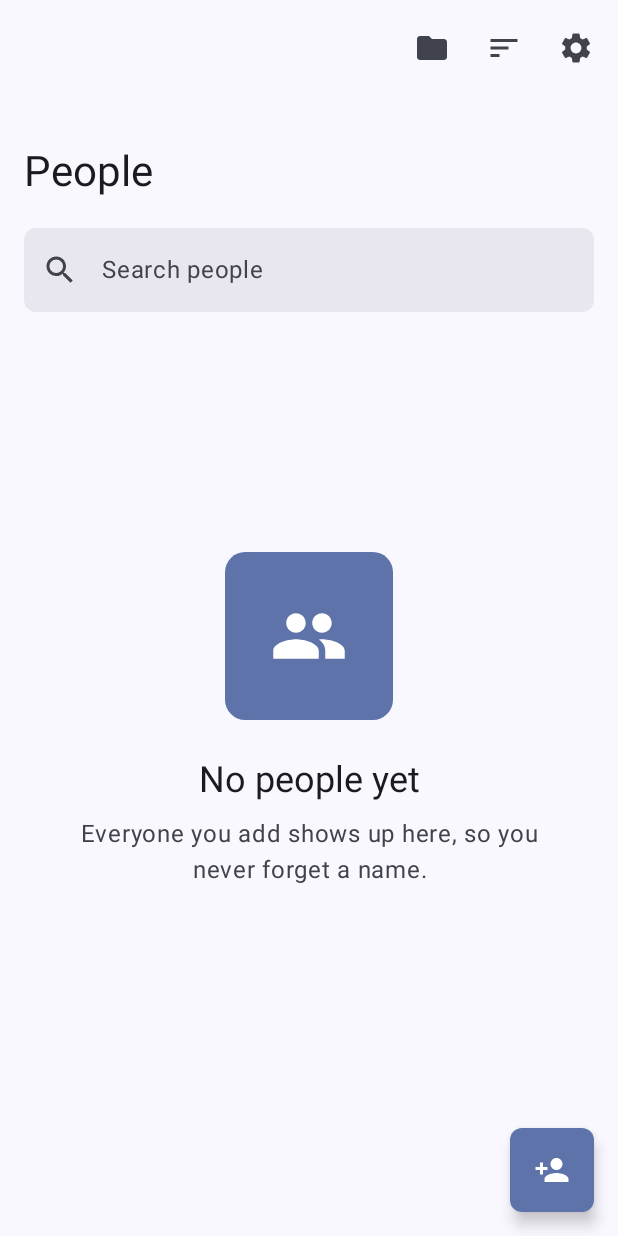
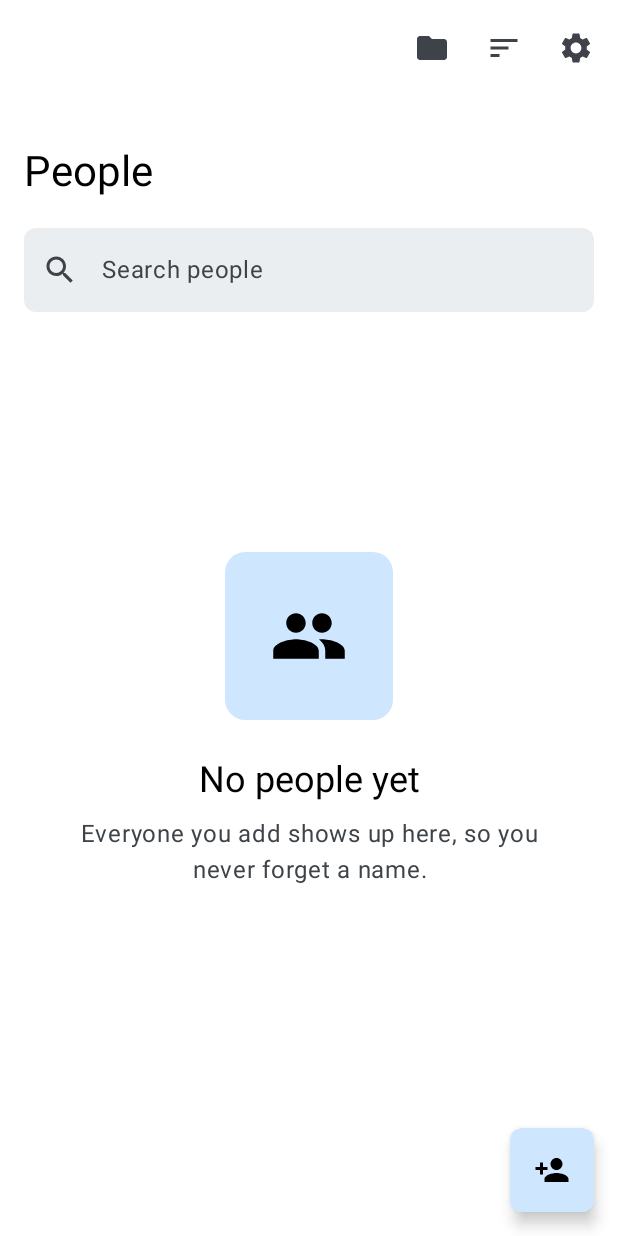
Before and after one commit to FaustDantes/MMr.NameList, an Android app built with Jetpack Compose: the screen it shows after launch (MainActivity), on a phone screen of 412 x 824 dp. Run offline under Robolectric (Android 15) with nearby library versions, the phone set to English and light mode, and no system bars; our stand-ins replace Room's generated code; libraries missing offline, so code that uses them is left out: sh.calvin.reorderable; 1 statement that could not run was skipped.

Commit message:
feat: white, black and light blue colors
- White background, black text, light blue buttons (ADR-023)
- No wallpaper colors; Light is the default theme
- Launcher icon in the same blues

Co-Authored-By: Claude Opus 5.5 <noreply@anthropic.com>
Claude-Session: https://claude.ai/code/session_01FA4UQDe1Mhuefyw72N56ZJ

```diff
--- a/app/src/main/java/com/michalmarcin/namelist/platform/SettingsStore.kt
+++ b/app/src/main/java/com/michalmarcin/namelist/platform/SettingsStore.kt
@@ -21,7 +21,8 @@ class SettingsStore(context: Context) {
     }
 
     private fun readTheme(): ThemeMode =
-        ThemeMode.entries.firstOrNull { it.name == prefs.getString(KEY_THEME, null) } ?: ThemeMode.SYSTEM
+        // Default is Light: the owner wants a white background (ADR-023), even when the phone is in dark mode.
+        ThemeMode.entries.firstOrNull { it.name == prefs.getString(KEY_THEME, null) } ?: ThemeMode.LIGHT
 
     private companion object {
         const val KEY_THEME = "theme"
--- a/app/src/main/java/com/michalmarcin/namelist/ui/settings/SettingsViewModel.kt
+++ b/app/src/main/java/com/michalmarcin/namelist/ui/settings/SettingsViewModel.kt
@@ -23,7 +23,7 @@ sealed interface BackupMessage {
 }
 
 data class SettingsUiState(
-    val theme: ThemeMode = ThemeMode.SYSTEM,
+    val theme: ThemeMode = ThemeMode.LIGHT,
     val isBusy: Boolean = false,
     val message: BackupMessage? = null,
 )
--- a/app/src/main/java/com/michalmarcin/namelist/ui/theme/Color.kt
+++ b/app/src/main/java/com/michalmarcin/namelist/ui/theme/Color.kt
@@ -4,57 +4,65 @@ import androidx.compose.material3.darkColorScheme
 import androidx.compose.material3.lightColorScheme
 import androidx.compose.ui.graphics.Color
 
-// Fallback palette (docs/design.md): deep teal primary, warm sand secondary.
-// Used when dynamic color is not available (Android 11 and lower) or is off.
+// Owner palette (ADR-023): white background, black text, light blue buttons.
+// Wallpaper colors (dynamic color) are off, so the app looks the same on every phone.
+
+private val LightBlue = Color(0xFFCFE6FF)
+private val Blue = Color(0xFF0B5CAD) // Text buttons and accents: light blue text on white is not readable.
+private val Black = Color(0xFF000000)
+private val White = Color(0xFFFFFFFF)
 
 internal val LightColors = lightColorScheme(
-    primary = Color(0xFF006A60),
-    onPrimary = Color(0xFFFFFFFF),
-    primaryContainer = Color(0xFF9EF2E4),
-    onPrimaryContainer = Color(0xFF00201C),
-    secondary = Color(0xFF6F5B40),
-    onSecondary = Color(0xFFFFFFFF),
-    secondaryContainer = Color(0xFFFADEBC),
-    onSecondaryContainer = Color(0xFF271904),
-    tertiary = Color(0xFF4A6267),
-    onTertiary = Color(0xFFFFFFFF),
-    background = Color(0xFFF5FBF8),
-    onBackground = Color(0xFF171D1C),
-    surface = Color(0xFFF5FBF8),
-    onSurface = Color(0xFF171D1C),
-    surfaceVariant = Color(0xFFDAE5E1),
-    onSurfaceVariant = Color(0xFF3F4947),
-    outline = Color(0xFF6F7977),
-    outlineVariant = Color(0xFFBEC9C6),
-    surfaceContainerLowest = Color(0xFFFFFFFF),
-    surfaceContainerLow = Color(0xFFEFF5F2),
-    surfaceContainer = Color(0xFFE9EFEC),
-    surfaceContainerHigh = Color(0xFFE3EAE7),
-    surfaceContainerHighest = Color(0xFFDEE4E1),
+    primary = Blue,
+    onPrimary = White,
+    primaryContainer = LightBlue,
+    onPrimaryContainer = Black,
+    secondary = Color(0xFF2F5F8A),
+    onSecondary = White,
+    secondaryContainer = LightBlue,
+    onSecondaryContainer = Black,
+    tertiary = Color(0xFF4A5F75),
+    onTertiary = White,
+    background = White,
+    onBackground = Black,
+    surface = White,
+    onSurface = Black,
+    surfaceVariant = Color(0xFFE6EBF0),
+    onSurfaceVariant = Color(0xFF3D4349),
+    outline = Color(0xFF73787E),
+    outlineVariant = Color(0xFFC3C8CE),
+    surfaceContainerLowest = White,
+    surfaceContainerLow = Color(0xFFF5F7F9),
+    surfaceContainer = Color(0xFFF0F2F5),
+    surfaceContainerHigh = Color(0xFFEBEEF1),
+    surfaceContainerHighest = Color(0xFFE5E8EC),
+    surfaceTint = White,
 )
 
+// Dark theme (Settings, Theme, Dark): black background, white text, the same light blue buttons.
 internal val DarkColors = darkColorScheme(
-    primary = Color(0xFF82D5C8),
-    onPrimary = Color(0xFF003731),
-    primaryContainer = Color(0xFF005048),
-    onPrimaryContainer = Color(0xFF9EF2E4),
-    secondary = Color(0xFFDDC2A1),
-    onSecondary = Color(0xFF3E2D16),
-    secondaryContainer = Color(0xFF56442A),
-    onSecondaryContainer = Color(0xFFFADEBC),
-    tertiary = Color(0xFFB1CBD0),
-    onTertiary = Color(0xFF1C3438),
-    background = Color(0xFF0E1513),
-    onBackground = Color(0xFFDDE4E1),
-    surface = Color(0xFF0E1513),
-    onSurface = Color(0xFFDDE4E1),
-    surfaceVariant = Color(0xFF3F4947),
-    onSurfaceVariant = Color(0xFFBEC9C6),
-    outline = Color(0xFF899390),
-    outlineVariant = Color(0xFF3F4947),
-    surfaceContainerLowest = Color(0xFF090F0E),
-    surfaceContainerLow = Color(0xFF171D1C),
-    surfaceContainer = Color(0xFF1B2120),
-    surfaceContainerHigh = Color(0xFF252B2A),
-    surfaceContainerHighest = Color(0xFF303635),
+    primary = Color(0xFF9CCBFF),
+    onPrimary = Color(0xFF00315C),
+    primaryContainer = LightBlue,
+    onPrimaryContainer = Black,
+    secondary = Color(0xFFB4CCE6),
+    onSecondary = Color(0xFF1C3249),
+    secondaryContainer = LightBlue,
+    onSecondaryContainer = Black,
+    tertiary = Color(0xFFB4C8DE),
+    onTertiary = Color(0xFF1E3245),
+    background = Black,
+    onBackground = White,
+    surface = Black,
+    onSurface = White,
+    surfaceVariant = Color(0xFF2A2E33),
+    onSurfaceVariant = Color(0xFFC3C8CE),
+    outline = Color(0xFF8D9298),
+    outlineVariant = Color(0xFF3D4349),
+    surfaceContainerLowest = Black,
+    surfaceContainerLow = Color(0xFF121417),
+    surfaceContainer = Color(0xFF17191C),
+    surfaceContainerHigh = Color(0xFF1F2226),
+    surfaceContainerHighest = Color(0xFF272A2E),
+    surfaceTint = Black,
 )
--- a/app/src/main/java/com/michalmarcin/namelist/ui/theme/Theme.kt
+++ b/app/src/main/java/com/michalmarcin/namelist/ui/theme/Theme.kt
@@ -9,14 +9,13 @@ import androidx.compose.runtime.Composable
 import androidx.compose.ui.platform.LocalContext
 
 /**
- * App theme. Uses the wallpaper colors (dynamic color) on Android 12 and later,
- * and the teal and sand fallback palette elsewhere. Tests pass [dynamicColor] = false
- * so screenshots are the same on every machine.
+ * App theme: the owner's white, black and light blue palette (ADR-023).
+ * Wallpaper colors (dynamic color) are off by default and only kept as an option.
  */
 @Composable
 fun NameListTheme(
     darkTheme: Boolean = isSystemInDarkTheme(),
-    dynamicColor: Boolean = true,
+    dynamicColor: Boolean = false,
     content: @Composable () -> Unit,
 ) {
     val colorScheme = when {
--- a/app/src/main/res/values/colors.xml
+++ b/app/src/main/res/values/colors.xml
@@ -1,4 +1,4 @@
 <?xml version="1.0" encoding="utf-8"?>
 <resources>
-    <color name="launcher_background">#00695C</color>
+    <color name="launcher_background">#0B5CAD</color>
 </resources>
```
Also changed, not shown: app/src/main/res/drawable/ic_launcher_foreground.xml (+5 -5 lines), 3 other files.
